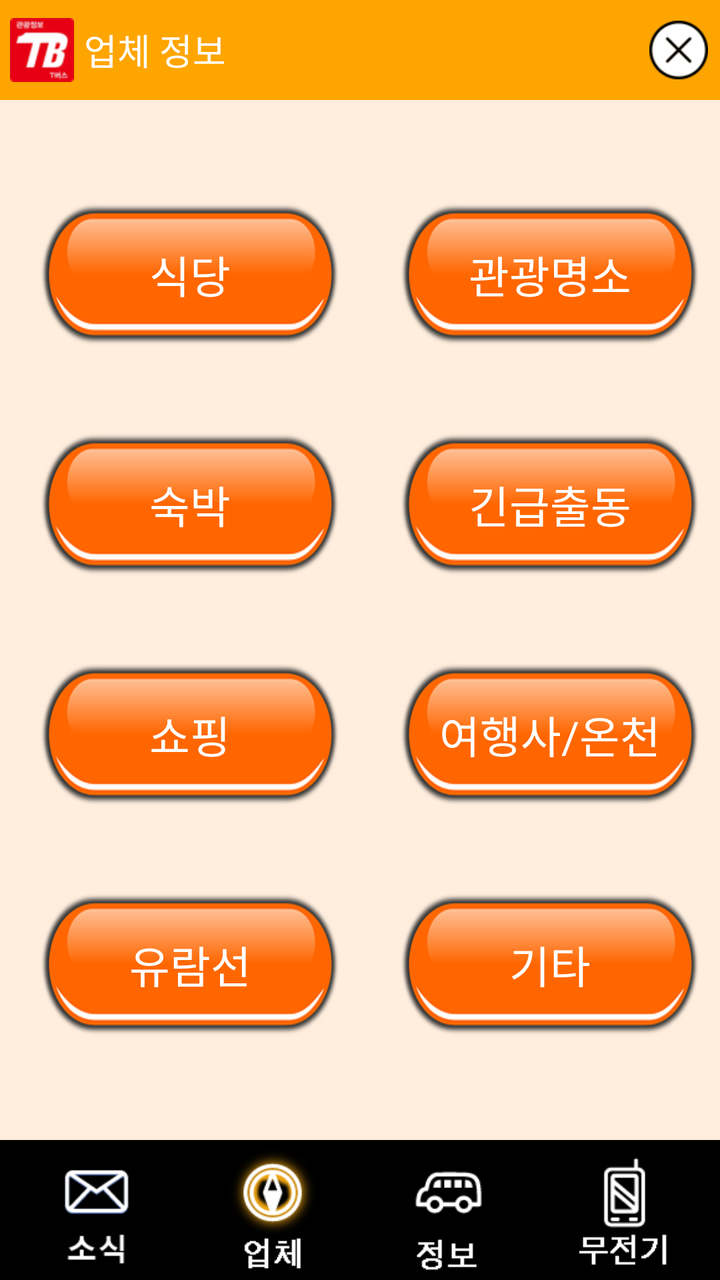
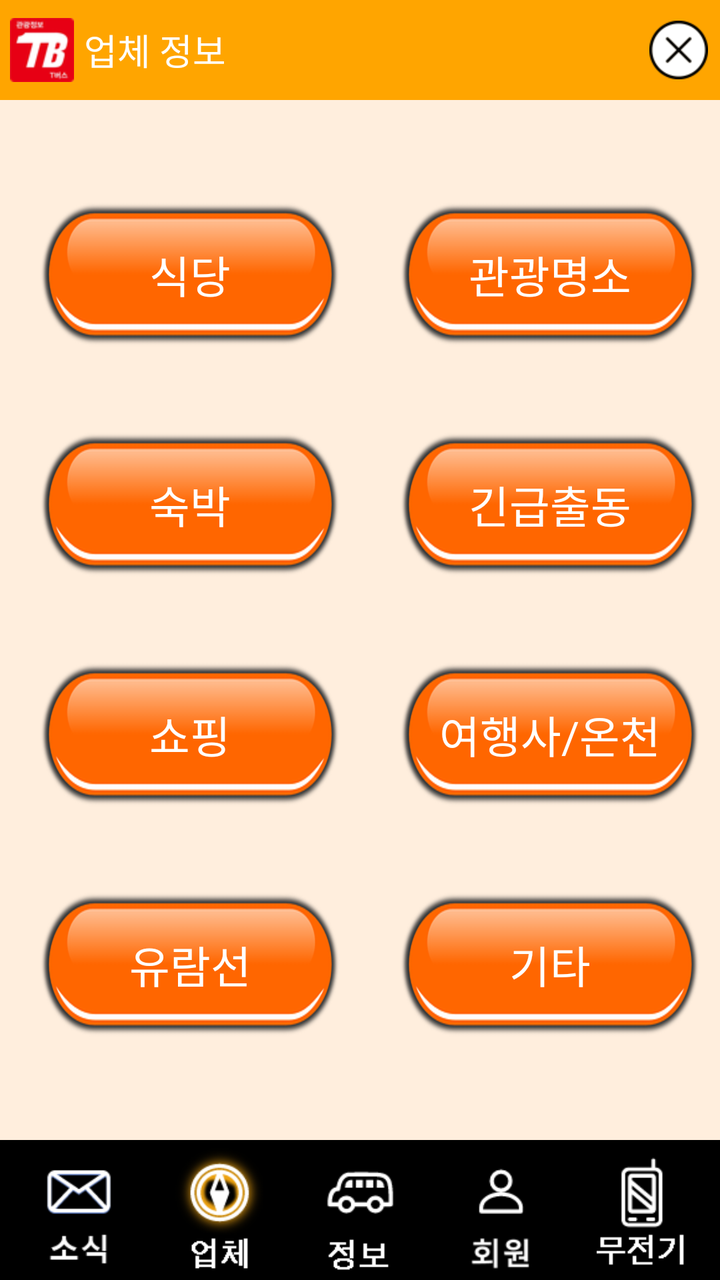

Two renders of the same Android screen: before a commit and after it. Below are the layout's source before the change and the commit's diff.
<!-- AndroidManifest.xml: application theme AppTheme -->
<!-- res/layout/company_activity.xml -->
<?xml version="1.0" encoding="utf-8"?>
<RelativeLayout
    xmlns:android="http://schemas.android.com/apk/res/android"
    xmlns:app="http://schemas.android.com/apk/res-auto"
    xmlns:tools="http://schemas.android.com/tools"
    android:id="@+id/activity_main"
    android:layout_width="match_parent"
    android:layout_height="match_parent"

    android:background="#fed"

    tools:context="com.windnsoft.tbus.MainActivity">

    <LinearLayout
        android:layout_width="match_parent"
        android:layout_height="match_parent"
        android:orientation="vertical"
       >


        <LinearLayout
            android:id="@+id/layout_head"
            android:layout_width="match_parent"
            android:layout_height="50dp"
            android:background="@color/Orange"
            android:orientation="horizontal">

            <ImageView
                android:id="@+id/imageView9"
                android:layout_width="wrap_content"
                android:layout_height="match_parent"
                android:layout_margin="5dip"
                android:src="@drawable/ic_launcher_mdpi"
                />

            <TextView
                android:id="@+id/textView8"
                android:layout_width="0dp"
                android:layout_height="match_parent"
                android:layout_weight="9"
                android:gravity="center_vertical"
                android:text="업체 정보"
                android:textAppearance="?android:attr/textAppearanceMedium"

                android:textColor="@color/White"/>

            <ImageView
                android:id="@+id/topCloseBtn"
                android:layout_width="0dp"
                android:layout_height="match_parent"
                android:layout_marginRight="5dp"
                android:layout_weight="1"
                android:padding="1dp"
                android:src="@drawable/xbutton_black"
                />
        </LinearLayout>

        <LinearLayout
            android:id="@+id/layout_body"
            android:layout_width="match_parent"
            android:layout_height="0dp"
            android:layout_weight="1"
            android:orientation="vertical"
            >

            <ImageView
                android:id="@+id/imageView"
                android:layout_width="match_parent"
                android:layout_height="wrap_content"
                android:background="@color/Black"
                />


            <LinearLayout
                android:layout_width="match_parent"
                android:layout_height="0dp"
                android:layout_weight="1"
                android:orientation="horizontal">

                <LinearLayout
                    android:layout_width="0dp"
                    android:layout_height="match_parent"
                    android:layout_weight="1"
                    android:orientation="vertical"
                    android:paddingBottom="30dp"
                    android:paddingLeft="20dp"
                    android:paddingRight="10dp"
                    android:paddingTop="30dp">

                    <FrameLayout
                        android:layout_width="match_parent"
                        android:layout_height="0dp"
                        android:layout_weight="1">

                        <Button
                            android:id="@+id/coRestaurantBtn"
                            android:layout_width="match_parent"
                            android:layout_height="wrap_content"
                            android:layout_gravity="center"
                            android:background="@drawable/btn_orange"
                            android:padding="13dp"
                            android:text="식당"
                            android:textAppearance="@style/TextAppearance.AppCompat.Large"
                            android:textColor="@color/White"/>
                    </FrameLayout>

                    <FrameLayout
                        android:layout_width="match_parent"
                        android:layout_height="0dp"
                        android:layout_weight="1">

                        <Button
                            android:id="@+id/coHotelBtn"
                            android:layout_width="match_parent"
                            android:layout_height="wrap_content"
                            android:layout_gravity="center"
                            android:background="@drawable/btn_orange"
                            android:padding="13dp"
                            android:text="숙박"

                            android:textAppearance="@style/TextAppearance.AppCompat.Large"
                            android:textColor="@color/White"/>
                    </FrameLayout>

                    <FrameLayout
                        android:layout_width="match_parent"
                        android:layout_height="0dp"
                        android:layout_weight="1">

                        <Button
                            android:id="@+id/coShopBtn"
                            android:layout_width="match_parent"
                            android:layout_height="wrap_content"
                            android:layout_gravity="center"
                            android:background="@drawable/btn_orange"
                            android:padding="13dp"

                            android:text="쇼핑"
                            android:textAppearance="@style/TextAppearance.AppCompat.Large"
                            android:textColor="@color/White"/>
                    </FrameLayout>

                    <FrameLayout
                        android:layout_width="match_parent"
                        android:layout_height="0dp"
                        android:layout_weight="1">

                        <Button
                            android:id="@+id/coShipBtn"
                            android:layout_width="match_parent"
                            android:layout_height="wrap_content"
                            android:layout_gravity="center"
                            android:background="@drawable/btn_orange"
                            android:padding="13dp"
                            android:text="유람선"

                            android:textAppearance="@style/TextAppearance.AppCompat.Large"
                            android:textColor="@color/White"/>
                    </FrameLayout>
                </LinearLayout>

                <LinearLayout
                    android:layout_width="0dp"
                    android:layout_height="match_parent"
                    android:layout_weight="1"
                    android:orientation="vertical"
                    android:paddingBottom="30dp"
                    android:paddingLeft="20dp"
                    android:paddingRight="10dp"

                    android:paddingTop="30dp">

                    <FrameLayout
                        android:layout_width="match_parent"
                        android:layout_height="0dp"
                        android:layout_weight="1">

                        <Button
                            android:id="@+id/coTourismBtn"
                            android:layout_width="match_parent"
                            android:layout_height="wrap_content"
                            android:layout_gravity="center"
                            android:background="@drawable/btn_orange"

                            android:padding="13dp"
                            android:text="관광명소"
                            android:textAppearance="@style/TextAppearance.AppCompat.Large"
                            android:textColor="@color/White"/>
                    </FrameLayout>

                    <FrameLayout
                        android:layout_width="match_parent"
                        android:layout_height="0dp"
                        android:layout_weight="1">

                        <Button
                            android:id="@+id/coLekaBtn"
                            android:layout_width="match_parent"
                            android:layout_height="wrap_content"
                            android:layout_gravity="center"
                            android:background="@drawable/btn_orange"
                            android:padding="13dp"

                            android:text="긴급출동"
                            android:textAppearance="@style/TextAppearance.AppCompat.Large"
                            android:textColor="@color/White"/>
                    </FrameLayout>

                    <FrameLayout
                        android:layout_width="match_parent"
                        android:layout_height="0dp"
                        android:layout_weight="1">

                        <Button
                            android:id="@+id/coDriveBtn"
                            android:layout_width="match_parent"
                            android:layout_height="wrap_content"
                            android:layout_gravity="center"
                            android:background="@drawable/btn_orange"
                            android:padding="13dp"
                            android:text="여행사/온천"

                            android:textAppearance="@style/TextAppearance.AppCompat.Large"
                            android:textColor="@color/White"/>
                    </FrameLayout>

                    <FrameLayout
                        android:layout_width="match_parent"
                        android:layout_height="0dp"
                        android:layout_weight="1">

                        <Button
                            android:id="@+id/coEtcBtn"
                            android:layout_width="match_parent"
                            android:layout_height="wrap_content"
                            android:layout_gravity="center"
                            android:background="@drawable/btn_orange"
                            android:padding="13dp"
                            android:text="기타"

                            android:textAppearance="@style/TextAppearance.AppCompat.Large"
                            android:textColor="@color/White"/>
                    </FrameLayout>

                </LinearLayout>
            </LinearLayout>
        </LinearLayout>

        <LinearLayout
            android:id="@+id/layout_bottom"
            android:layout_width="match_parent"
            android:layout_height="70dp"
            android:background="@color/Black"
            android:orientation="horizontal"
            android:padding="4dp"
            >

            <ImageView
                android:id="@+id/bottomNewsBtn"
                android:layout_width="wrap_content"
                android:layout_height="match_parent"
                android:layout_weight="1"
                android:src="@drawable/news_off"
                />

            <ImageView
                android:id="@+id/bottomCompanyBtn"
                android:layout_width="wrap_content"
                android:layout_height="match_parent"
                android:layout_weight="1"
                android:src="@drawable/company_on"
                />

            <ImageView
                android:id="@+id/bottomInfoBtn"
                android:layout_width="wrap_content"
                android:layout_height="match_parent"
                android:layout_weight="1"
                android:src="@drawable/info_off"
                />

            <ImageView
                android:id="@+id/bottomTalkieBtn"
                android:layout_width="wrap_content"
                android:layout_height="match_parent"
                android:layout_weight="1"
                android:src="@drawable/walkietalkie_off"
                />
        </LinearLayout>
    </LinearLayout>

</RelativeLayout>
<!-- resources referenced by this layout -->
<resources>
  <color name="Black">#000000</color>
  <color name="Orange">#FFFFA500</color>
  <color name="White">#FFFFFFFF</color>
  <!-- drawable btn_orange: png bitmap (drawable-hdpi, 12735 bytes) -->
  <!-- drawable company_on: png bitmap (drawable-hdpi, 4886 bytes) -->
  <!-- drawable ic_launcher_mdpi: png bitmap (drawable-hdpi, 3157 bytes) -->
  <!-- drawable info_off: png bitmap (drawable-hdpi, 1113 bytes) -->
  <!-- drawable news_off: png bitmap (drawable-hdpi, 4505 bytes) -->
  <!-- drawable walkietalkie_off: png bitmap (drawable-hdpi, 1103 bytes) -->
  <!-- drawable xbutton_black: png bitmap (drawable-hdpi, 1165 bytes) -->
  <style name="AppTheme" parent="android:Theme.Light.NoTitleBar">
          
      </style>
</resources>

<!-- the commit's change to res/layout/company_activity.xml (unified diff, before → after) -->
@@ -278,6 +278,13 @@
                 android:layout_weight="1"
                 android:src="@drawable/info_off"
                 />
+            <ImageView
+                android:id="@+id/bottomMemberBtn"
+                android:layout_width="wrap_content"
+                android:layout_height="match_parent"
+                android:layout_weight="1"
+                android:src="@drawable/member_off"
+                />
 
             <ImageView
                 android:id="@+id/bottomTalkieBtn"
<!-- resource entries referenced after the edit -->
@@ -7,6 +7,7 @@
   <!-- drawable company_on: png bitmap (drawable-hdpi, 4886 bytes) -->
   <!-- drawable ic_launcher_mdpi: png bitmap (drawable-hdpi, 3157 bytes) -->
   <!-- drawable info_off: png bitmap (drawable-hdpi, 1113 bytes) -->
+  <!-- drawable member_off: png bitmap (drawable-hdpi, 2040 bytes) -->
   <!-- drawable news_off: png bitmap (drawable-hdpi, 4505 bytes) -->
   <!-- drawable walkietalkie_off: png bitmap (drawable-hdpi, 1103 bytes) -->
   <!-- drawable xbutton_black: png bitmap (drawable-hdpi, 1165 bytes) -->
